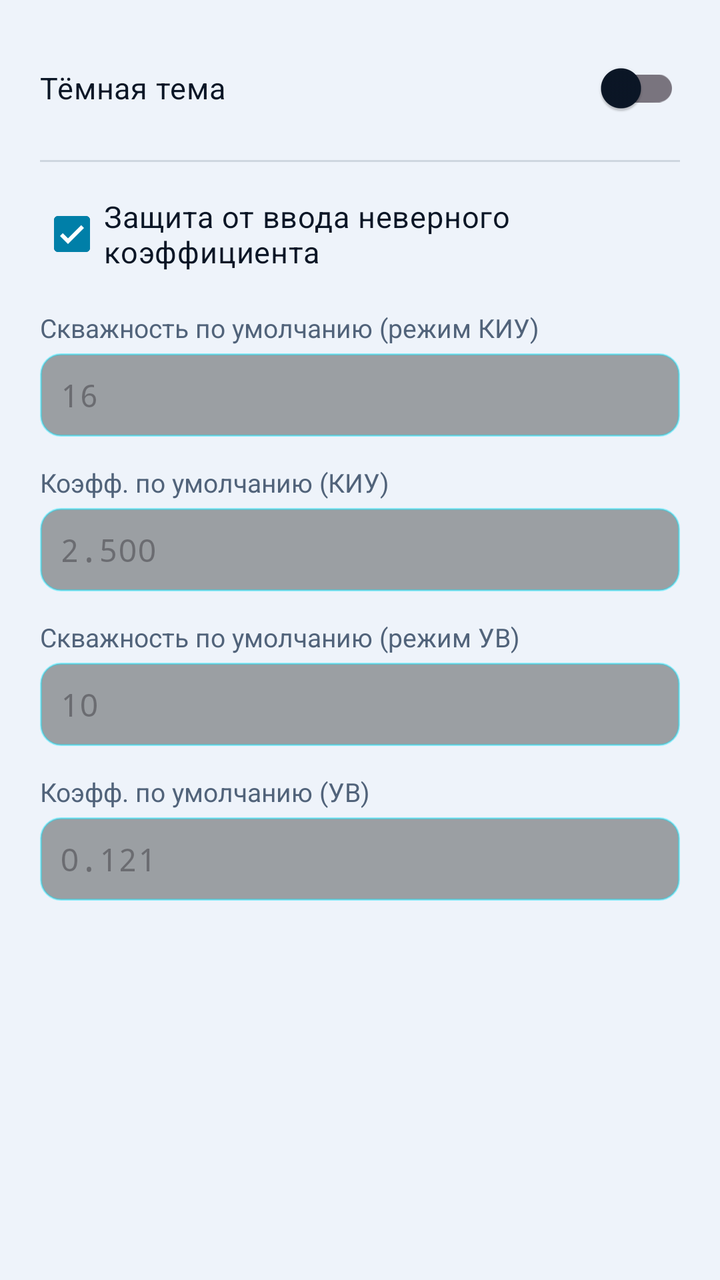
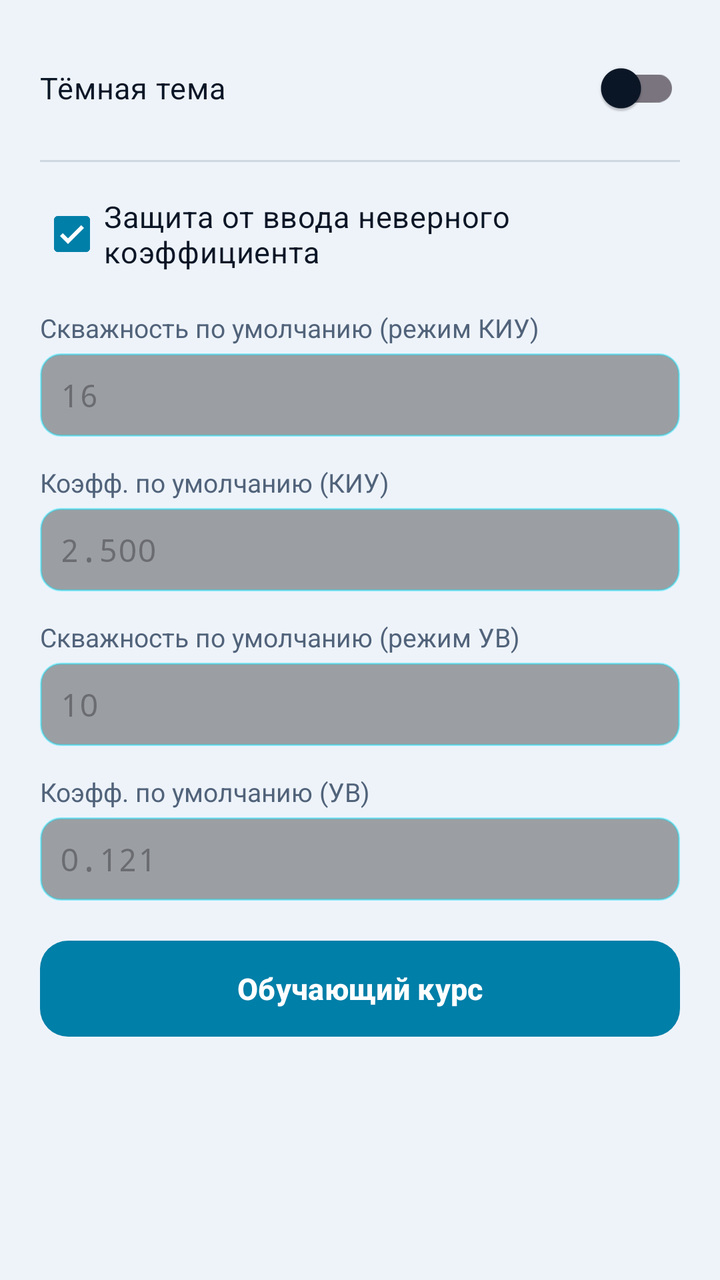

An Android layout rendered at two revisions. The XML below is the earlier revision; the diff shows what the commit changed to produce the second picture.
<!-- AndroidManifest.xml: application theme Theme.PowerM3108 -->
<!-- res/layout/dialog_settings.xml -->
<?xml version="1.0" encoding="utf-8"?>
<ScrollView xmlns:android="http://schemas.android.com/apk/res/android"
    android:layout_width="match_parent"
    android:layout_height="wrap_content">

    <LinearLayout
        android:layout_width="match_parent"
        android:layout_height="wrap_content"
        android:orientation="vertical"
        android:padding="20dp">

        <com.google.android.material.switchmaterial.SwitchMaterial
            android:id="@+id/switch_theme"
            android:layout_width="match_parent"
            android:layout_height="wrap_content"
            android:text="@string/settings_theme"
            android:textColor="@color/text_primary"
            android:textSize="15sp" />

        <View
            android:layout_width="match_parent"
            android:layout_height="1dp"
            android:layout_marginTop="12dp"
            android:layout_marginBottom="12dp"
            android:background="@color/stroke_subtle" />

        <com.google.android.material.checkbox.MaterialCheckBox
            android:id="@+id/check_protect"
            android:layout_width="match_parent"
            android:layout_height="wrap_content"
            android:checked="true"
            android:text="@string/settings_protect"
            android:textColor="@color/text_primary"
            android:textSize="15sp" />

        <TextView
            android:layout_width="match_parent"
            android:layout_height="wrap_content"
            android:layout_marginTop="14dp"
            android:text="@string/settings_q_kiu"
            android:textColor="@color/text_secondary"
            android:textSize="13sp" />

        <EditText
            android:id="@+id/et_q_kiu"
            android:layout_width="match_parent"
            android:layout_height="wrap_content"
            android:layout_marginTop="4dp"
            android:background="@drawable/bg_q_input"
            android:fontFamily="monospace"
            android:hint="16"
            android:inputType="numberDecimal"
            android:padding="10dp"
            android:textColor="@color/led_display"
            android:textSize="16sp" />

        <TextView
            android:layout_width="match_parent"
            android:layout_height="wrap_content"
            android:layout_marginTop="14dp"
            android:text="@string/settings_coeff_kiu"
            android:textColor="@color/text_secondary"
            android:textSize="13sp" />

        <EditText
            android:id="@+id/et_coeff_kiu"
            android:layout_width="match_parent"
            android:layout_height="wrap_content"
            android:layout_marginTop="4dp"
            android:background="@drawable/bg_q_input"
            android:fontFamily="monospace"
            android:hint="2.500"
            android:inputType="numberDecimal"
            android:padding="10dp"
            android:textColor="@color/led_display"
            android:textSize="16sp" />

        <TextView
            android:layout_width="match_parent"
            android:layout_height="wrap_content"
            android:layout_marginTop="14dp"
            android:text="@string/settings_q_uv"
            android:textColor="@color/text_secondary"
            android:textSize="13sp" />

        <EditText
            android:id="@+id/et_q_uv"
            android:layout_width="match_parent"
            android:layout_height="wrap_content"
            android:layout_marginTop="4dp"
            android:background="@drawable/bg_q_input"
            android:fontFamily="monospace"
            android:hint="10"
            android:inputType="numberDecimal"
            android:padding="10dp"
            android:textColor="@color/led_display"
            android:textSize="16sp" />

        <TextView
            android:layout_width="match_parent"
            android:layout_height="wrap_content"
            android:layout_marginTop="14dp"
            android:text="@string/settings_coeff_uv"
            android:textColor="@color/text_secondary"
            android:textSize="13sp" />

        <EditText
            android:id="@+id/et_coeff_uv"
            android:layout_width="match_parent"
            android:layout_height="wrap_content"
            android:layout_marginTop="4dp"
            android:background="@drawable/bg_q_input"
            android:fontFamily="monospace"
            android:hint="0.121"
            android:inputType="numberDecimal"
            android:padding="10dp"
            android:textColor="@color/led_display"
            android:textSize="16sp" />

    </LinearLayout>
</ScrollView>
<!-- resources referenced by this layout -->
<resources>
  <color name="led_display">#D8FBFF</color>
  <color name="stroke_subtle">#334E6176</color>
  <color name="text_primary">#0B1626</color>
  <color name="text_secondary">#51637A</color>
  <!-- drawable bg_q_input (drawable) -->
  <?xml version="1.0" encoding="utf-8"?>
  <shape xmlns:android="http://schemas.android.com/apk/res/android"
      android:shape="rectangle">
      <solid android:color="#59000000" />
      <corners android:radius="10dp" />
      <stroke android:width="1dp" android:color="#6600E5FF" />
  </shape>
  <string name="settings_coeff_kiu">Коэфф. по умолчанию (КИУ)</string>
  <string name="settings_coeff_uv">Коэфф. по умолчанию (УВ)</string>
  <string name="settings_protect">Защита от ввода неверного коэффициента</string>
  <string name="settings_q_kiu">Скважность по умолчанию (режим КИУ)</string>
  <string name="settings_q_uv">Скважность по умолчанию (режим УВ)</string>
  <string name="settings_theme">Тёмная тема</string>
  <style name="Theme.PowerM3108" parent="Base.Theme.PowerM3108" />
  <style name="Base.Theme.PowerM3108" parent="Theme.Material3.DayNight.NoActionBar">
          <item name="colorPrimary">@color/accent_cyan</item>
          <item name="colorOnPrimary">@color/text_on_accent</item>
          <item name="colorSecondary">@color/accent_emerald</item>
          <item name="colorOnSecondary">@color/text_on_accent</item>
          <item name="colorSurfaceVariant">@color/surface_panel_light</item>
          <item name="colorOnSurfaceVariant">@color/text_secondary</item>
  
          <item name="android:colorBackground">@color/bg_primary</item>
          <item name="android:windowBackground">@color/bg_primary</item>
          <item name="colorSurface">@color/surface_panel</item>
          <item name="colorOnSurface">@color/text_primary</item>
  
          <item name="android:statusBarColor">@color/bg_primary</item>
          <item name="android:navigationBarColor">@color/bg_primary</item>
          <item name="android:windowLightStatusBar">true</item>
  
          <item name="android:textColorPrimary">@color/text_primary</item>
          <item name="android:textColorSecondary">@color/text_secondary</item>
      </style>
  <color name="accent_cyan">#007FA8</color>
  <color name="text_on_accent">#FFFFFF</color>
  <color name="accent_emerald">#007A4D</color>
  <color name="surface_panel_light">#D9E3F0</color>
  <color name="bg_primary">#EEF3FA</color>
  <color name="surface_panel">#FFFFFF</color>
</resources>

<!-- the commit's change to res/layout/dialog_settings.xml (unified diff, before → after) -->
@@ -117,5 +117,17 @@
             android:textColor="@color/led_display"
             android:textSize="16sp" />
 
+        <Button
+            android:id="@+id/btn_tutorial"
+            android:layout_width="match_parent"
+            android:layout_height="wrap_content"
+            android:layout_marginTop="20dp"
+            android:background="@drawable/ripple_btn_main"
+            android:text="@string/settings_tutorial"
+            android:textAllCaps="false"
+            android:textColor="@color/text_on_accent"
+            android:textSize="15sp"
+            android:textStyle="bold" />
+
     </LinearLayout>
 </ScrollView>
<!-- resource entries referenced after the edit -->
@@ -12,12 +12,27 @@
       <corners android:radius="10dp" />
       <stroke android:width="1dp" android:color="#6600E5FF" />
   </shape>
+  <!-- drawable ripple_btn_main (drawable) -->
+  <?xml version="1.0" encoding="utf-8"?>
+  <ripple xmlns:android="http://schemas.android.com/apk/res/android"
+      android:color="#3300E5FF">
+      <item>
+          <shape android:shape="rectangle">
+              <gradient
+                  android:angle="0"
+                  android:startColor="@color/accent_cyan"
+                  android:endColor="@color/accent_emerald" />
+              <corners android:radius="14dp" />
+          </shape>
+      </item>
+  </ripple>
   <string name="settings_coeff_kiu">Коэфф. по умолчанию (КИУ)</string>
   <string name="settings_coeff_uv">Коэфф. по умолчанию (УВ)</string>
   <string name="settings_protect">Защита от ввода неверного коэффициента</string>
   <string name="settings_q_kiu">Скважность по умолчанию (режим КИУ)</string>
   <string name="settings_q_uv">Скважность по умолчанию (режим УВ)</string>
   <string name="settings_theme">Тёмная тема</string>
+  <string name="settings_tutorial">Обучающий курс</string>
   <style name="Theme.PowerM3108" parent="Base.Theme.PowerM3108" />
   <style name="Base.Theme.PowerM3108" parent="Theme.Material3.DayNight.NoActionBar">
           <item name="colorPrimary">@color/accent_cyan</item>
